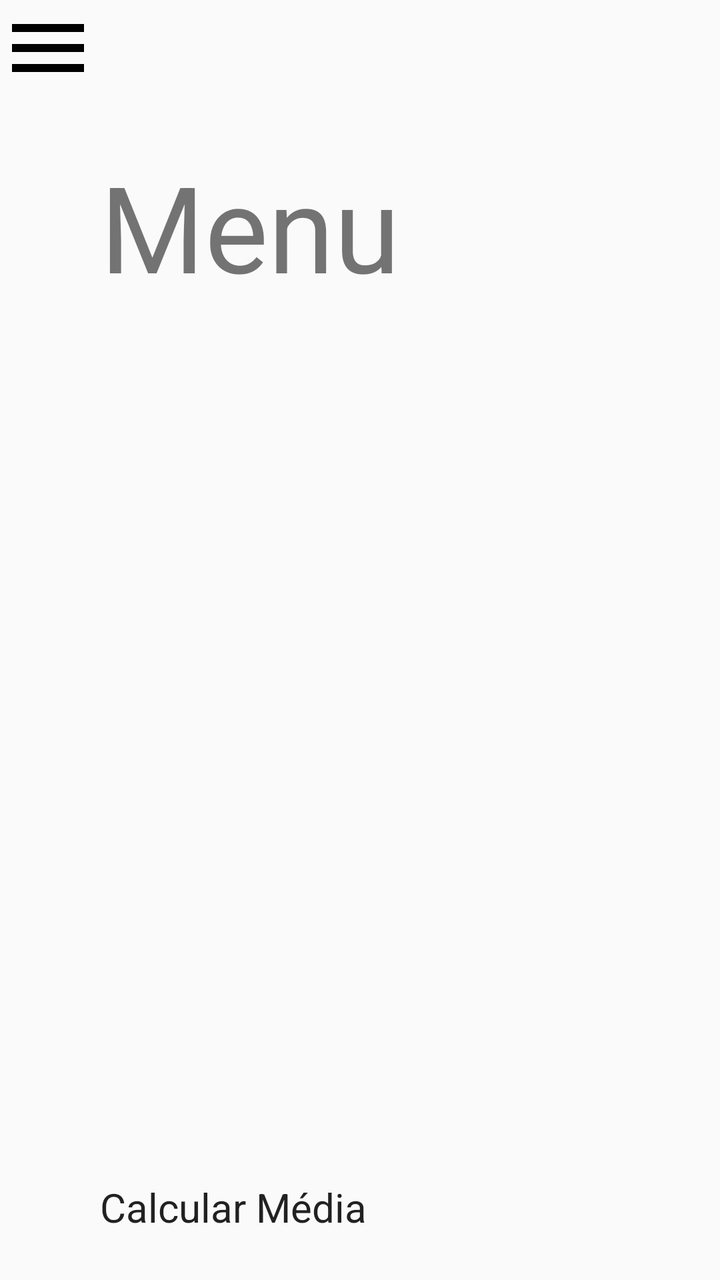
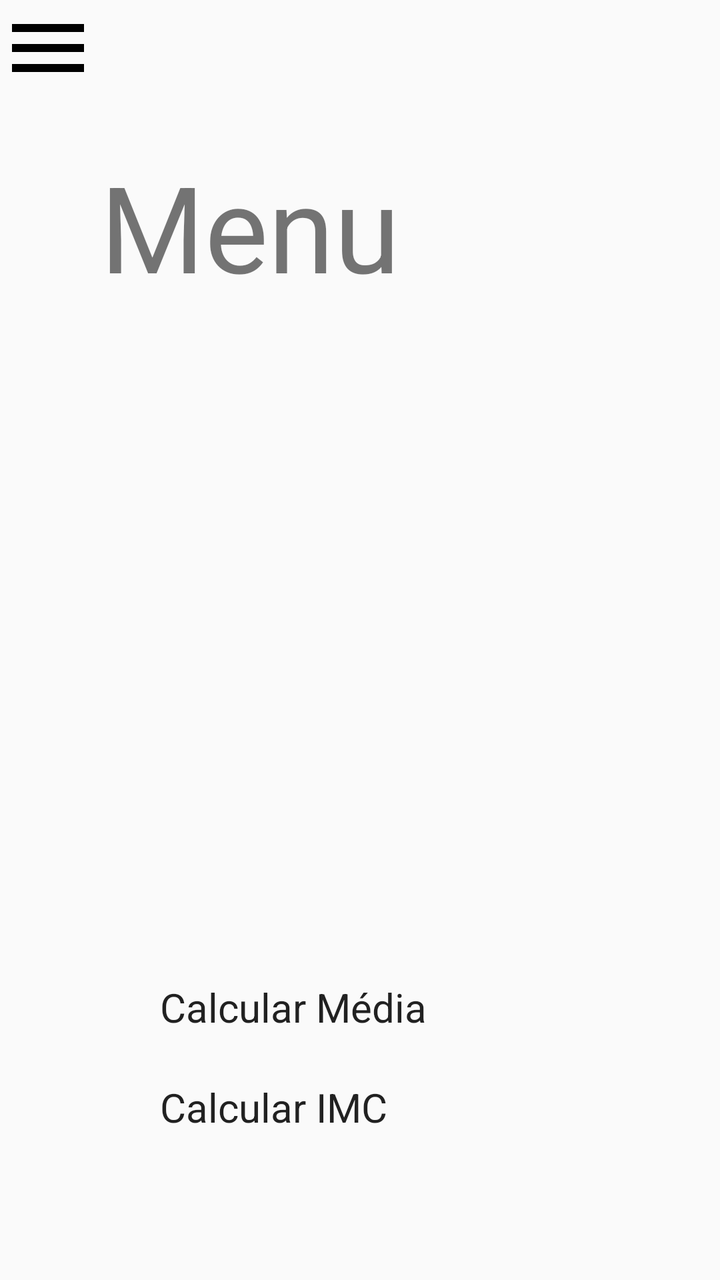

An Android layout rendered at two revisions. The XML below is the earlier revision; the diff shows what the commit changed to produce the second picture.
<!-- AndroidManifest.xml: application theme Theme.Aula01 -->
<!-- res/layout/activity_menu.xml -->
<?xml version="1.0" encoding="utf-8"?>
<LinearLayout xmlns:android="http://schemas.android.com/apk/res/android"
    xmlns:app="http://schemas.android.com/apk/res-auto"
    android:layout_width="match_parent"
    android:layout_height="match_parent"
    android:layout_marginTop="50dp"
    android:orientation="vertical">

    <ImageButton
        android:id="@+id/menuBtn"
        android:layout_width="48dp"
        android:layout_height="48dp"
        android:contentDescription="@string/menuText"
        android:src="@drawable/ic_menu" />

    <LinearLayout
        android:layout_width="match_parent"
        android:layout_height="match_parent"
        android:layout_marginLeft="50dp"
        android:layout_marginRight="50dp"
        android:orientation="vertical">

        <TextView
            android:id="@+id/menuText"
            android:layout_width="match_parent"
            android:layout_height="wrap_content"
            android:layout_marginTop="25dp"
            android:text="@string/menuText"
            android:textAlignment="center"
            android:textSize="60sp" />

        <Space
            android:layout_width="match_parent"
            android:layout_height="160dp"
            android:layout_weight="1" />

        <Button
            android:id="@+id/mediaBtn"
            android:layout_width="200dp"
            android:layout_height="50dp"
            android:text="@string/calculate"
            android:textSize="20sp" />
    </LinearLayout>

</LinearLayout>
<!-- resources referenced by this layout -->
<resources>
  <!-- drawable ic_menu (drawable) -->
  <vector xmlns:android="http://schemas.android.com/apk/res/android" android:height="24dp" android:tint="#000000" android:viewportHeight="24" android:viewportWidth="24" android:width="24dp">
        
      <path android:fillColor="@android:color/white" android:pathData="M3,18h18v-2L3,16v2zM3,13h18v-2L3,11v2zM3,6v2h18L21,6L3,6z"/>
      
  </vector>
  <string name="calculate">Calcular Média</string>
  <string name="menuText">Menu</string>
  <style name="Theme.Aula01" parent="android:Theme.Material.Light.NoActionBar" />
</resources>

<!-- the commit's change to res/layout/activity_menu.xml (unified diff, before → after) -->
@@ -18,6 +18,8 @@
         android:layout_height="match_parent"
         android:layout_marginLeft="50dp"
         android:layout_marginRight="50dp"
+        android:layout_marginBottom="50dp"
+        android:gravity="center"
         android:orientation="vertical">
 
         <TextView
@@ -38,8 +40,16 @@
             android:id="@+id/mediaBtn"
             android:layout_width="200dp"
             android:layout_height="50dp"
-            android:text="@string/calculate"
+            android:text="@string/calculateAverage"
             android:textSize="20sp" />
+
+        <Button
+            android:id="@+id/imcBtn"
+            android:layout_width="200dp"
+            android:layout_height="50dp"
+            android:text="@string/calculateImc"
+            android:textSize="20sp" />
+
     </LinearLayout>
 
 </LinearLayout>
<!-- resource entries referenced after the edit -->
@@ -6,7 +6,8 @@
       <path android:fillColor="@android:color/white" android:pathData="M3,18h18v-2L3,16v2zM3,13h18v-2L3,11v2zM3,6v2h18L21,6L3,6z"/>
       
   </vector>
-  <string name="calculate">Calcular Média</string>
+  <string name="calculateAverage">Calcular Média</string>
+  <string name="calculateImc">Calcular IMC</string>
   <string name="menuText">Menu</string>
   <style name="Theme.Aula01" parent="android:Theme.Material.Light.NoActionBar" />
 </resources>
